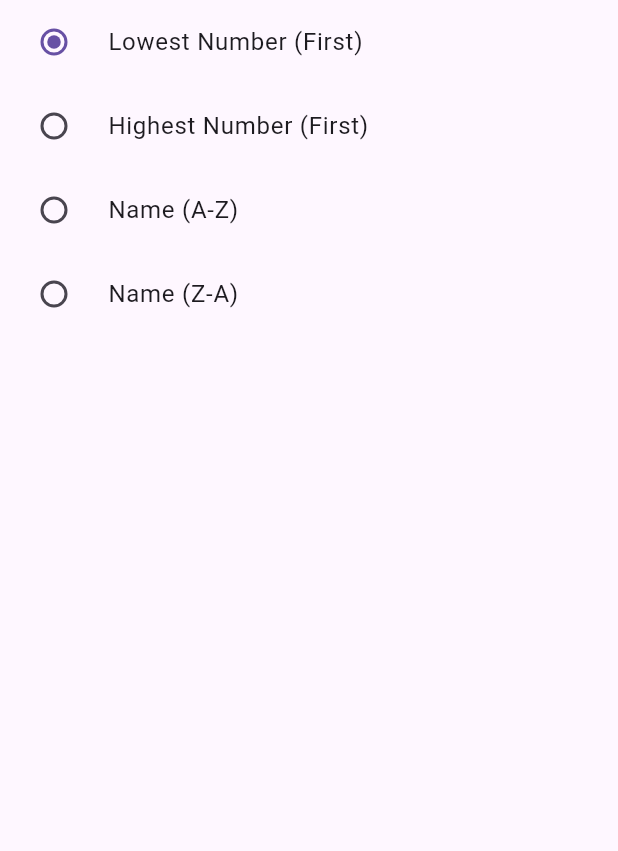
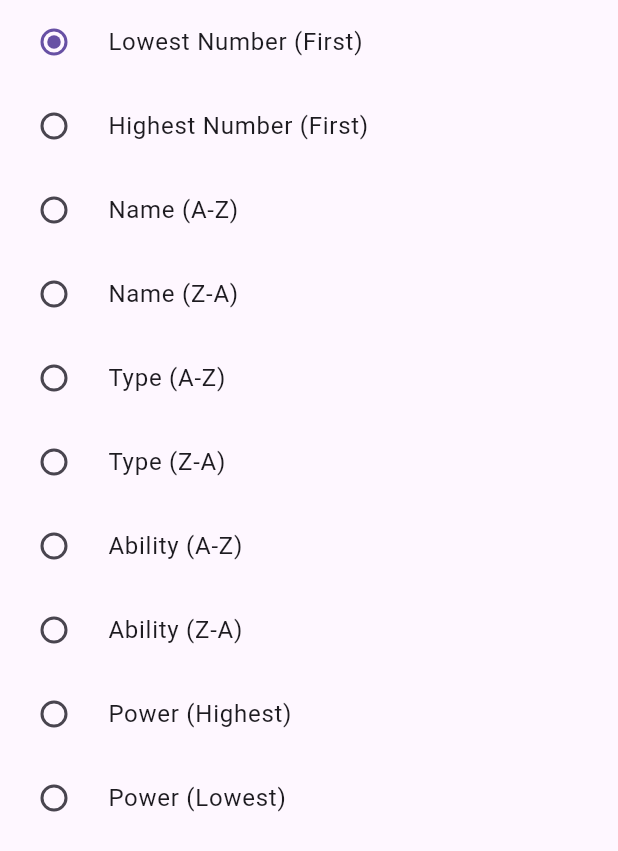
Before and after one commit to FriasLuna0102/Desarrollo-Moviles, a Flutter app: the SortingSection widget shown alone on an empty page, opened directly with sample values from the repository, on a phone screen of 412 x 824 dp. Shown: the top 851 px of the screen. Run offline on Flutter 3.47's test engine with Material 3 defaults, Android fonts, the phone set to English and light mode, and no system bars; our stand-ins replace cached_network_image, graphql_flutter, infinite_scroll_pagination, shared_preferences, sliver_tools, string_validator; accounts and stored records are empty; network calls fail.

Commit message:
add abilities, type and power sortings

```diff
--- a/pokedex_final_project/lib/features/pokemon/widgets/popup_options/sorting_section.dart
+++ b/pokedex_final_project/lib/features/pokemon/widgets/popup_options/sorting_section.dart
@@ -1,6 +1,7 @@
 import 'package:flutter/material.dart';
 
-enum SortField { id, name }
+enum SortField { id, name, type, ability, bst }
+
 enum SortOrder { asc, desc }
 
 class SortOption {
@@ -40,6 +41,36 @@ class SortingSection extends StatelessWidget {
       order: SortOrder.desc,
       label: 'Name (Z-A)',
     ),
+    SortOption(
+      field: SortField.type,
+      order: SortOrder.asc,
+      label: 'Type (A-Z)',
+    ),
+    SortOption(
+      field: SortField.type,
+      order: SortOrder.desc,
+      label: 'Type (Z-A)',
+    ),
+    SortOption(
+      field: SortField.ability,
+      order: SortOrder.asc,
+      label: 'Ability (A-Z)',
+    ),
+    SortOption(
+      field: SortField.ability,
+      order: SortOrder.desc,
+      label: 'Ability (Z-A)',
+    ),
+    SortOption(
+      field: SortField.bst,
+      order: SortOrder.desc,
+      label: 'Power (Highest)',
+    ),
+    SortOption(
+      field: SortField.bst,
+      order: SortOrder.asc,
+      label: 'Power (Lowest)',
+    ),
   ];
 
   const SortingSection({
@@ -54,11 +85,11 @@ class SortingSection extends StatelessWidget {
       crossAxisAlignment: CrossAxisAlignment.start,
       children: [
         ...options.map((option) => RadioListTile<SortOption>(
-          title: Text(option.label),
-          value: option,
-          groupValue: selectedOption,
-          onChanged: (value) => onSortChange(value!),
-        )),
+              title: Text(option.label),
+              value: option,
+              groupValue: selectedOption,
+              onChanged: (value) => onSortChange(value!),
+            )),
       ],
     );
   }
```
